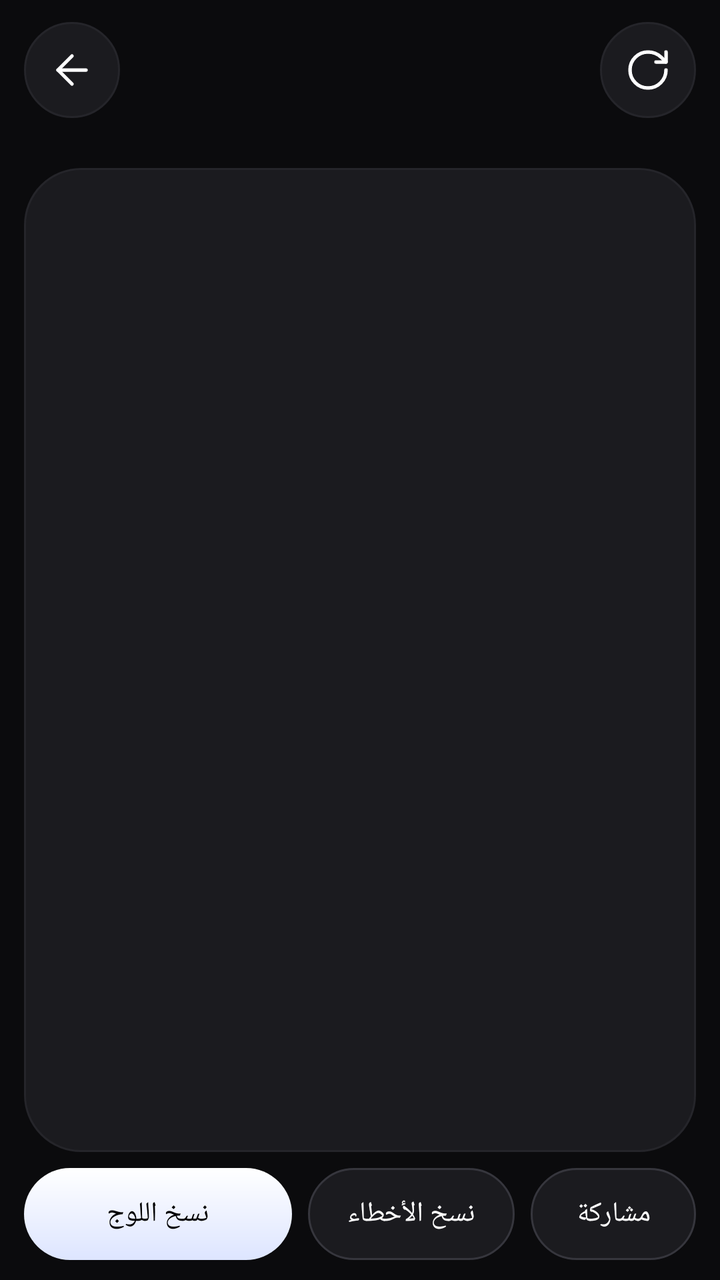
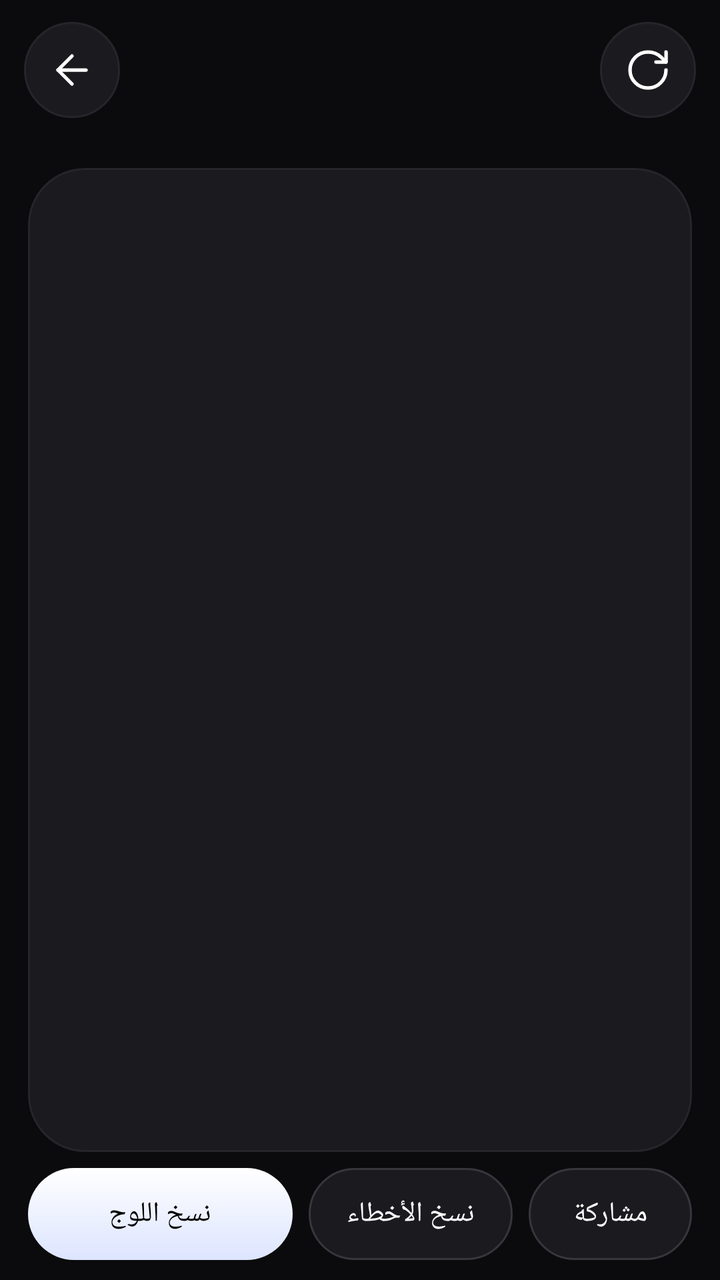

An Android layout rendered at two revisions. The XML below is the earlier revision; the diff shows what the commit changed to produce the second picture.
<!-- AndroidManifest.xml: application theme AppTheme -->
<!-- res/layout/activity_log.xml -->
<?xml version="1.0" encoding="utf-8"?>
<LinearLayout xmlns:android="http://schemas.android.com/apk/res/android"
    android:layout_width="match_parent"
    android:layout_height="match_parent"
    android:background="@color/bg"
    android:orientation="vertical">

    <include layout="@layout/view_header" />

    <HorizontalScrollView
        android:id="@+id/filterScroll"
        android:layout_width="match_parent"
        android:layout_height="wrap_content"
        android:paddingStart="16dp"
        android:paddingTop="8dp"
        android:paddingEnd="16dp"
        android:paddingBottom="8dp"
        android:scrollbars="none">

        <LinearLayout
            android:id="@+id/chipRow"
            android:layout_width="wrap_content"
            android:layout_height="wrap_content"
            android:orientation="horizontal" />
    </HorizontalScrollView>

    <FrameLayout
        android:layout_width="match_parent"
        android:layout_height="0dp"
        android:layout_marginStart="12dp"
        android:layout_marginEnd="12dp"
        android:layout_marginBottom="8dp"
        android:layout_weight="1"
        android:background="@drawable/bg_card">

        
        <ListView
            android:id="@+id/list"
            android:layout_width="match_parent"
            android:layout_height="match_parent"
            android:cacheColorHint="@android:color/transparent"
            android:clipToPadding="false"
            android:divider="@null"
            android:dividerHeight="0dp"
            android:fastScrollEnabled="true"
            android:overScrollMode="ifContentScrolls"
            android:paddingTop="12dp"
            android:paddingBottom="12dp"
            android:scrollbarStyle="outsideOverlay"
            android:visibility="gone" />

        <TextView
            android:id="@+id/text"
            android:layout_width="match_parent"
            android:layout_height="match_parent"
            android:gravity="center"
            android:padding="24dp"
            android:textColor="@color/text_secondary"
            android:textSize="14sp" />
    </FrameLayout>

    <LinearLayout
        android:layout_width="match_parent"
        android:layout_height="wrap_content"
        android:orientation="horizontal"
        android:paddingStart="12dp"
        android:paddingEnd="12dp"
        android:paddingBottom="10dp">

        <Button
            android:id="@+id/btnCopyAll"
            style="@style/BtnPrimary"
            android:layout_width="0dp"
            android:layout_height="wrap_content"
            android:layout_marginEnd="4dp"
            android:layout_weight="1.3"
            android:minHeight="46dp"
            android:text="@string/lg_copy_all"
            android:textSize="14sp" />

        <Button
            android:id="@+id/btnCopyErr"
            style="@style/BtnSecondary"
            android:layout_width="0dp"
            android:layout_height="wrap_content"
            android:layout_marginStart="4dp"
            android:layout_marginEnd="4dp"
            android:layout_weight="1"
            android:minHeight="46dp"
            android:text="@string/lg_copy_errors"
            android:textSize="14sp" />

        <Button
            android:id="@+id/btnShare"
            style="@style/BtnSecondary"
            android:layout_width="0dp"
            android:layout_height="wrap_content"
            android:layout_marginStart="4dp"
            android:layout_weight="0.8"
            android:minHeight="46dp"
            android:text="@string/lg_share"
            android:textSize="14sp" />
    </LinearLayout>
</LinearLayout>
<!-- res/layout/view_header.xml (included above) -->
<?xml version="1.0" encoding="utf-8"?>
<LinearLayout xmlns:android="http://schemas.android.com/apk/res/android"
    xmlns:app="http://schemas.android.com/apk/res-auto"
    android:layout_width="match_parent"
    android:layout_height="wrap_content"
    android:background="@drawable/bg_header"
    android:gravity="center_vertical"
    android:minHeight="68dp"
    android:orientation="horizontal"
    android:paddingStart="12dp"
    android:paddingTop="10dp"
    android:paddingEnd="12dp"
    android:paddingBottom="8dp">

    <ImageButton
        android:id="@+id/btnBack"
        style="@style/IconButton"
        android:contentDescription="@string/back"
        android:src="@drawable/ic_back" />

    <LinearLayout
        android:layout_width="0dp"
        android:layout_height="wrap_content"
        android:layout_weight="1"
        android:gravity="center_horizontal"
        android:orientation="vertical"
        android:paddingStart="8dp"
        android:paddingEnd="8dp">

        <TextView
            android:id="@+id/title"
            android:layout_width="match_parent"
            android:layout_height="wrap_content"
            android:ellipsize="end"
            android:fontFamily="serif"
            android:gravity="center"
            android:maxLines="1"
            android:textColor="@color/text_primary"
            android:textSize="20sp"
            app:autoSizeMaxTextSize="20sp"
            app:autoSizeMinTextSize="14sp"
            app:autoSizeStepGranularity="1sp"
            app:autoSizeTextType="uniform" />

        <TextView
            android:id="@+id/subtitle"
            android:layout_width="match_parent"
            android:layout_height="wrap_content"
            android:layout_marginTop="1dp"
            android:ellipsize="middle"
            android:gravity="center"
            android:singleLine="true"
            android:textColor="@color/text_secondary"
            android:textSize="12sp" />
    </LinearLayout>

    <ImageButton
        android:id="@+id/btnA1"
        style="@style/IconButton"
        android:layout_marginEnd="6dp"
        android:visibility="gone" />

    <ImageButton
        android:id="@+id/btnA2"
        style="@style/IconButton"
        android:layout_marginEnd="6dp"
        android:visibility="gone" />

    <ImageButton
        android:id="@+id/btnA3"
        style="@style/IconButton"
        android:layout_marginEnd="6dp"
        android:visibility="gone" />

    <FrameLayout
        android:layout_width="wrap_content"
        android:layout_height="wrap_content">

        <ImageButton
            android:id="@+id/btnRefresh"
            style="@style/IconButton"
            android:contentDescription="@string/refresh"
            android:src="@drawable/ic_refresh" />

        
        <com.ghmanager.app.IosSpinner
            android:id="@+id/loading"
            android:layout_width="48dp"
            android:layout_height="48dp"
            android:visibility="invisible" />
    </FrameLayout>
</LinearLayout>
<!-- resources referenced by this layout -->
<resources>
  <color name="bg">#0B0B0D</color>
  <color name="text_primary">#FFFFFF</color>
  <color name="text_secondary">#B7B7C2</color>
  <!-- drawable bg_card (drawable) -->
  <?xml version="1.0" encoding="utf-8"?>
  <shape xmlns:android="http://schemas.android.com/apk/res/android" android:shape="rectangle">
      <solid android:color="@color/surface" />
      <stroke android:width="1dp" android:color="@color/stroke_soft" />
      <corners android:radius="28dp" />
  </shape>
  <!-- drawable bg_header (drawable) -->
  <?xml version="1.0" encoding="utf-8"?>
  <shape xmlns:android="http://schemas.android.com/apk/res/android" android:shape="rectangle">
      <solid android:color="@color/bg" />
  </shape>
  <string name="back">رجوع</string>
  <string name="lg_copy_all">نسخ اللوج</string>
  <string name="lg_copy_errors">نسخ الأخطاء</string>
  <string name="lg_share">مشاركة</string>
  <string name="refresh">تحديث</string>
  <style name="IconButton">
          <item name="android:layout_width">48dp</item>
          <item name="android:layout_height">48dp</item>
          <item name="android:background">@drawable/bg_icon_btn</item>
          <item name="android:tint">@color/text_primary</item>
          <item name="android:scaleType">center</item>
      </style>
  <color name="surface">#1B1B1F</color>
  <color name="stroke_soft">#25252A</color>
  <!-- drawable btn_primary (drawable) -->
  <?xml version="1.0" encoding="utf-8"?>
  <ripple xmlns:android="http://schemas.android.com/apk/res/android" android:color="@color/ripple_on_accent">
      <item>
          <shape android:shape="rectangle">
              <gradient
                  android:angle="270"
                  android:endColor="#DDE5FF"
                  android:startColor="#FFFFFF" />
              <corners android:radius="100dp" />
          </shape>
      </item>
  </ripple>
  <color name="on_accent">#000000</color>
  <!-- drawable btn_secondary (drawable) -->
  <?xml version="1.0" encoding="utf-8"?>
  <ripple xmlns:android="http://schemas.android.com/apk/res/android" android:color="@color/ripple">
      <item>
          <shape android:shape="rectangle">
              <solid android:color="@color/surface" />
              <stroke android:width="1dp" android:color="@color/stroke" />
              <corners android:radius="100dp" />
          </shape>
      </item>
  </ripple>
  <!-- drawable bg_icon_btn (drawable) -->
  <?xml version="1.0" encoding="utf-8"?>
  <ripple xmlns:android="http://schemas.android.com/apk/res/android" android:color="@color/ripple">
      <item>
          <shape android:shape="oval">
              <solid android:color="@color/surface" />
              <stroke android:width="1dp" android:color="@color/stroke_soft" />
          </shape>
      </item>
  </ripple>
  <color name="accent">#4C7DFF</color>
  <color name="accent_text">#9DB5FF</color>
  <color name="text_hint">#8A8A96</color>
  <color name="ripple_on_accent">#22000000</color>
  <color name="ripple">#26FFFFFF</color>
  <color name="stroke">#36363D</color>
  <!-- drawable bg_dialog (drawable) -->
  <?xml version="1.0" encoding="utf-8"?>
  <inset xmlns:android="http://schemas.android.com/apk/res/android"
      android:insetLeft="6dp"
      android:insetTop="6dp"
      android:insetRight="6dp"
      android:insetBottom="6dp">
      <shape android:shape="rectangle">
          <solid android:color="@color/surface_high" />
          <stroke android:width="1dp" android:color="@color/stroke" />
          <corners android:radius="32dp" />
      </shape>
  </inset>
  <style name="DialogAnim" parent="@android:style/Animation.Dialog">
          <item name="android:windowEnterAnimation">@anim/dlg_in</item>
          <item name="android:windowExitAnimation">@anim/dlg_out</item>
      </style>
  <color name="surface_high">#26262B</color>
  <!-- unchanged entries left out for length: 7 -->
</resources>

<!-- the commit's change to res/layout/activity_log.xml (unified diff, before → after) -->
@@ -27,8 +27,8 @@
     <FrameLayout
         android:layout_width="match_parent"
         android:layout_height="0dp"
-        android:layout_marginStart="12dp"
-        android:layout_marginEnd="12dp"
+        android:layout_marginStart="@dimen/screen_margin"
+        android:layout_marginEnd="@dimen/screen_margin"
         android:layout_marginBottom="8dp"
         android:layout_weight="1"
         android:background="@drawable/bg_card">
@@ -44,8 +44,8 @@
             android:dividerHeight="0dp"
             android:fastScrollEnabled="true"
             android:overScrollMode="ifContentScrolls"
-            android:paddingTop="12dp"
-            android:paddingBottom="12dp"
+            android:paddingTop="@dimen/screen_margin"
+            android:paddingBottom="@dimen/screen_margin"
             android:scrollbarStyle="outsideOverlay"
             android:visibility="gone" />
 
@@ -63,8 +63,8 @@
         android:layout_width="match_parent"
         android:layout_height="wrap_content"
         android:orientation="horizontal"
-        android:paddingStart="12dp"
-        android:paddingEnd="12dp"
+        android:paddingStart="@dimen/screen_margin"
+        android:paddingEnd="@dimen/screen_margin"
         android:paddingBottom="10dp">
 
         <Button
<!-- resource entries referenced after the edit -->
@@ -3,12 +3,13 @@
   <color name="bg">#0B0B0D</color>
   <color name="text_primary">#FFFFFF</color>
   <color name="text_secondary">#B7B7C2</color>
+  <dimen name="screen_margin">14dp</dimen>
   <!-- drawable bg_card (drawable) -->
   <?xml version="1.0" encoding="utf-8"?>
   <shape xmlns:android="http://schemas.android.com/apk/res/android" android:shape="rectangle">
       <solid android:color="@color/surface" />
       <stroke android:width="1dp" android:color="@color/stroke_soft" />
-      <corners android:radius="28dp" />
+      <corners android:radius="@dimen/radius_l" />
   </shape>
   <!-- drawable bg_header (drawable) -->
   <?xml version="1.0" encoding="utf-8"?>
@@ -29,6 +30,7 @@
       </style>
   <color name="surface">#1B1B1F</color>
   <color name="stroke_soft">#25252A</color>
+  <dimen name="radius_l">28dp</dimen>
   <!-- drawable btn_primary (drawable) -->
   <?xml version="1.0" encoding="utf-8"?>
   <ripple xmlns:android="http://schemas.android.com/apk/res/android" android:color="@color/ripple_on_accent">
@@ -38,7 +40,7 @@
                   android:angle="270"
                   android:endColor="#DDE5FF"
                   android:startColor="#FFFFFF" />
-              <corners android:radius="100dp" />
+              <corners android:radius="@dimen/radius_pill" />
           </shape>
       </item>
   </ripple>
@@ -50,7 +52,7 @@
           <shape android:shape="rectangle">
               <solid android:color="@color/surface" />
               <stroke android:width="1dp" android:color="@color/stroke" />
-              <corners android:radius="100dp" />
+              <corners android:radius="@dimen/radius_pill" />
           </shape>
       </item>
   </ripple>
@@ -68,6 +70,7 @@
   <color name="accent_text">#9DB5FF</color>
   <color name="text_hint">#8A8A96</color>
   <color name="ripple_on_accent">#22000000</color>
+  <dimen name="radius_pill">100dp</dimen>
   <color name="ripple">#26FFFFFF</color>
   <color name="stroke">#36363D</color>
   <!-- drawable bg_dialog (drawable) -->
@@ -80,7 +83,7 @@
       <shape android:shape="rectangle">
           <solid android:color="@color/surface_high" />
           <stroke android:width="1dp" android:color="@color/stroke" />
-          <corners android:radius="32dp" />
+          <corners android:radius="@dimen/radius_l" />
       </shape>
   </inset>
   <style name="DialogAnim" parent="@android:style/Animation.Dialog">
